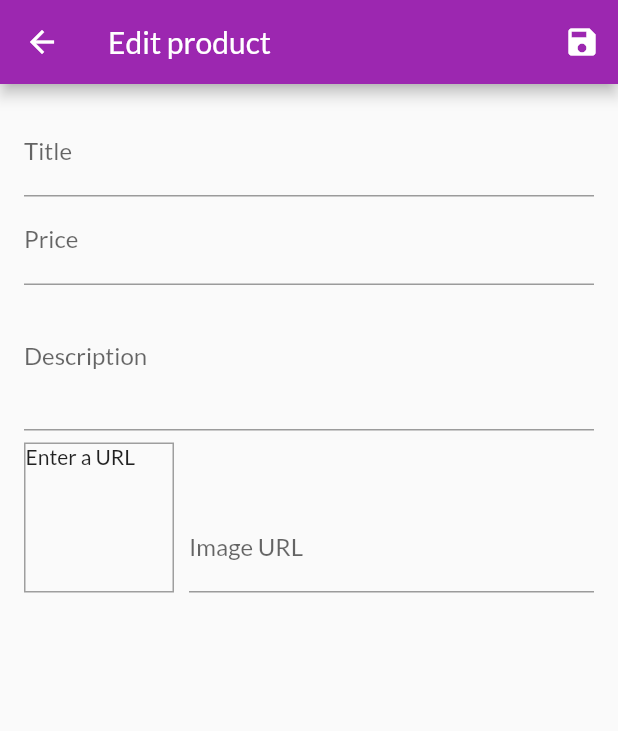
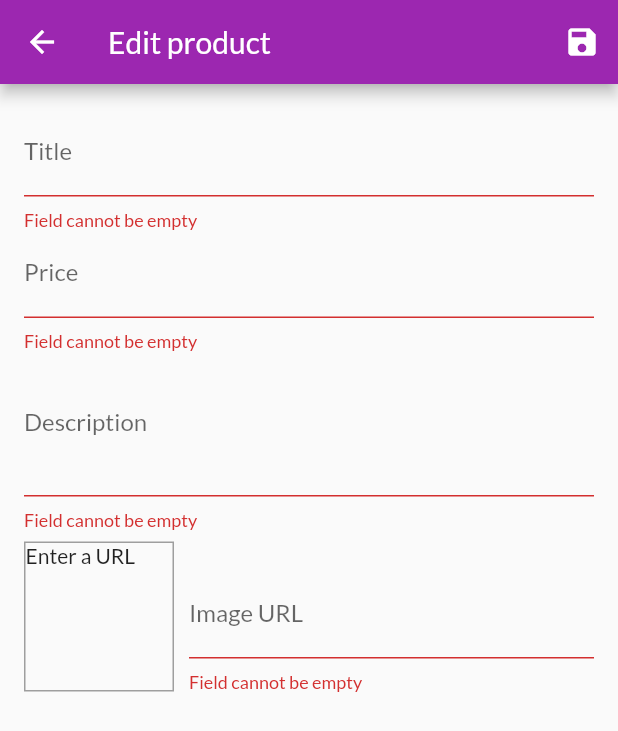
Before and after one commit to Donkijote/shop_app, a Flutter app: the ProductNEScreen screen opened by its route, after a tap on the "save" icon, on a phone screen of 412 x 824 dp. Shown: the top 731 px of the screen. Run offline on Flutter 3.47's test engine with Material 2 defaults, Android fonts, the phone set to English and light mode, and no system bars; network calls fail.

```diff
--- a/lib/screens/product_ne.dart
+++ b/lib/screens/product_ne.dart
@@ -41,12 +41,24 @@ class _ProductNEScreenState extends State<ProductNEScreen> {
   void _updateImageUrl() {
     if (!_imageFocusNode.hasFocus) {
       if (_imageUrlController.text.isNotEmpty) {
-        setState(() {});
+        if ((!_imageUrlController.text.startsWith('http') ||
+                !_imageUrlController.text.startsWith('https')) &&
+            (!_imageUrlController.text.endsWith('.png') ||
+                !_imageUrlController.text.endsWith('.jpg') ||
+                !_imageUrlController.text.endsWith('.jpeg'))) {
+          return;
+        }
       }
+      setState(() {});
     }
   }
 
   void _onSubmit() {
+    final isValid = _form.currentState.validate();
+
+    if (!isValid) {
+      return;
+    }
     _form.currentState.save();
   }
 
@@ -80,6 +92,12 @@ class _ProductNEScreenState extends State<ProductNEScreen> {
                 onFieldSubmitted: (_) {
                   FocusScope.of(context).requestFocus(_priceFocusNode);
                 },
+                validator: (value) {
+                  if (value.isEmpty) {
+                    return 'Field cannot be empty';
+                  }
+                  return null;
+                },
                 onSaved: (value) {
                   _editedProduct = Product(
                       title: value,
@@ -99,6 +117,18 @@ class _ProductNEScreenState extends State<ProductNEScreen> {
                 onFieldSubmitted: (_) {
                   FocusScope.of(context).requestFocus(_desFocusNode);
                 },
+                validator: (value) {
+                  if (value.isEmpty) {
+                    return 'Field cannot be empty';
+                  }
+                  if (double.tryParse(value) == null) {
+                    return 'Please enter a valid number';
+                  }
+                  if (double.parse(value) <= 0) {
+                    return 'Price must be greater than 0';
+                  }
+                  return null;
+                },
                 onSaved: (value) {
                   _editedProduct = Product(
                       title: _editedProduct.title,
@@ -115,6 +145,15 @@ class _ProductNEScreenState extends State<ProductNEScreen> {
                 maxLines: 3,
                 keyboardType: TextInputType.multiline,
                 focusNode: _desFocusNode,
+                validator: (value) {
+                  if (value.isEmpty) {
+                    return 'Field cannot be empty';
+                  }
+                  if (value.length < 10) {
+                    return 'Should be at least 10 characters';
+                  }
+                  return null;
+                },
                 onSaved: (value) {
                   _editedProduct = Product(
                       title: _editedProduct.title,
@@ -155,6 +194,21 @@ class _ProductNEScreenState extends State<ProductNEScreen> {
                       controller: _imageUrlController,
                       focusNode: _imageFocusNode,
                       onFieldSubmitted: (_) => _onSubmit(),
+                      validator: (value) {
+                        if (value.isEmpty) {
+                          return 'Field cannot be empty';
+                        }
+                        if (!value.startsWith('http') ||
+                            !value.startsWith('https')) {
+                          return 'Please enter a valid URL';
+                        }
+                        if (!value.endsWith('.png') ||
+                            !value.endsWith('.jpg') ||
+                            !value.endsWith('.jpeg')) {
+                          return 'Please enter a valid URL';
+                        }
+                        return null;
+                      },
                       onSaved: (value) {
                         _editedProduct = Product(
                             title: _editedProduct.title,
```
